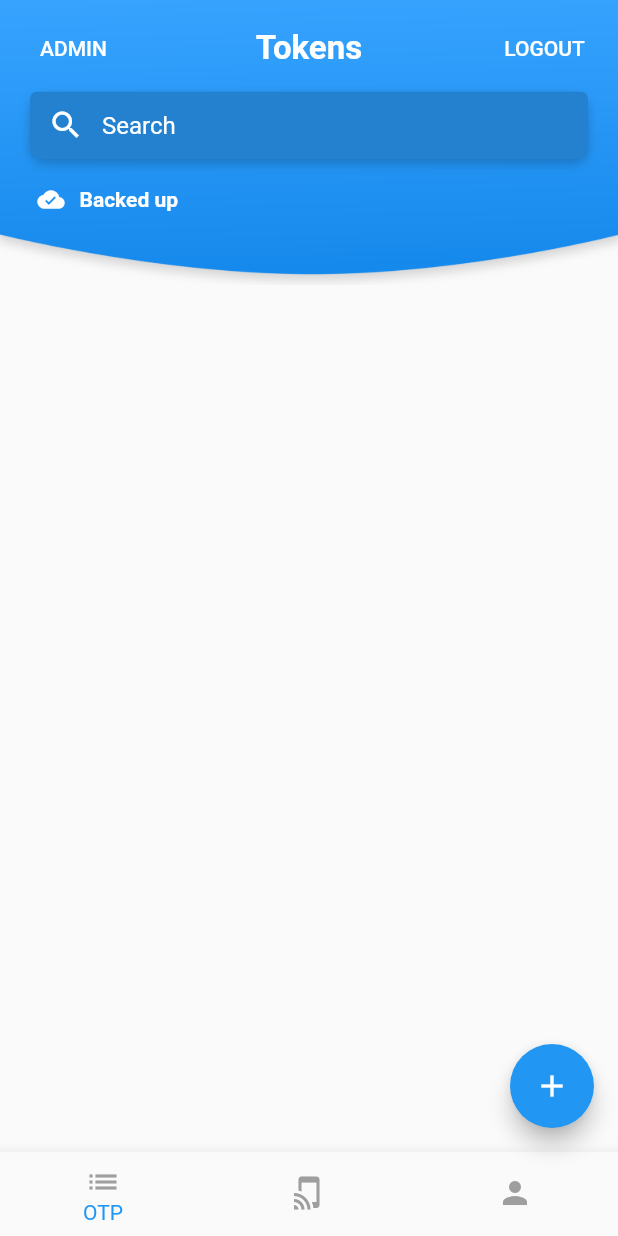
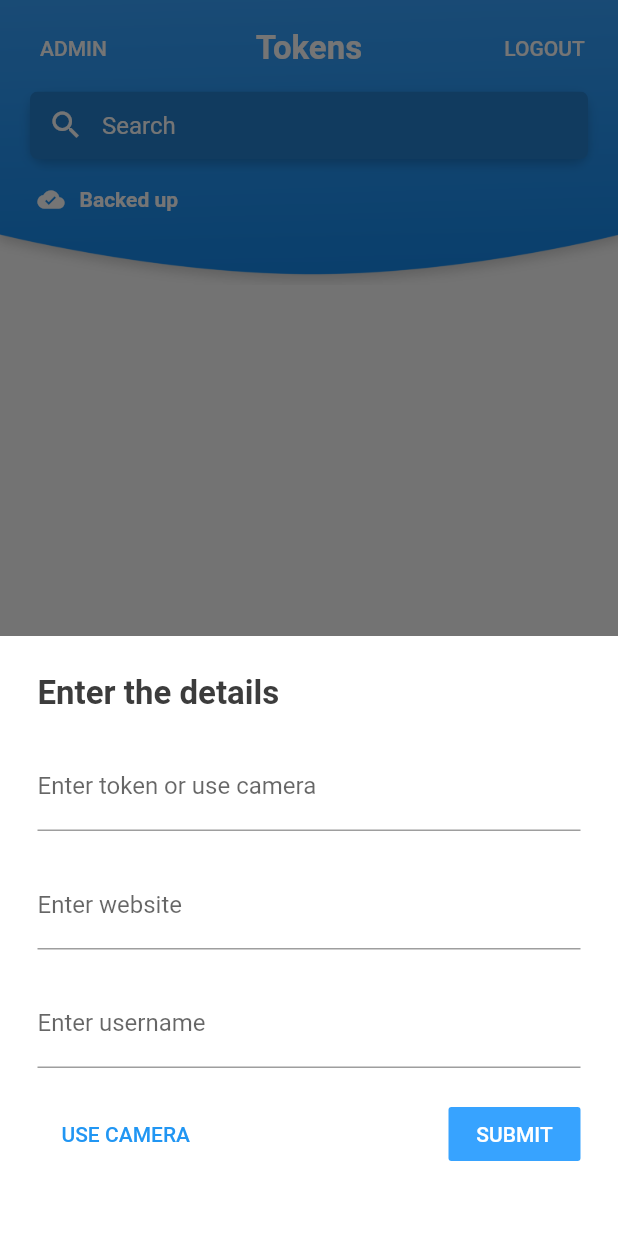
Before and after one commit to ranapushpender/totp_flutter, a Flutter app: the Panel screen opened by its route, after a tap on the "add" icon, on a phone screen of 412 x 824 dp. Run offline on Flutter 3.47's test engine with Material 2 defaults, Android fonts, the light colour scheme and no system bars; our stand-ins replace cloud_firestore, firebase_auth, flutter_secure_storage; missing offline and left inert: barcode_scan, base32, biometric_storage, flutter_statusbarcolor, otp; accounts and stored records are empty; network calls fail.

Commit message:
Major restructuring:

```diff
--- a/lib/screens/login.dart
+++ b/lib/screens/login.dart
@@ -1,5 +1,6 @@
 import 'package:flutter/material.dart';
 import "../widgets/login/login_body.dart";
+import "../authentication/auth.dart";
 
 class Login extends StatelessWidget {
   @override
--- a/lib/screens/panel.dart
+++ b/lib/screens/panel.dart
@@ -26,23 +26,20 @@ class _PanelState extends State<Panel> {
     TokenList(),
   ];
   final List<Map<String, dynamic>> navigationItems = [
-    {
-      "tag": "OTP",
-      "icon": Icons.list,
-      "title":"Tokens"
-    },
-    {
-      "tag": "Export",
-      "icon": Icons.tap_and_play,
-      "title":"Export"
-    },
-    {
-      "tag": "Support",
-      "icon": Icons.person,
-      "title":"Support"
-    },
+    {"tag": "OTP", "icon": Icons.list, "title": "Tokens"},
+    {"tag": "Export", "icon": Icons.tap_and_play, "title": "Export"},
+    {"tag": "Support", "icon": Icons.person, "title": "Support"},
   ];
 
+  Future<void> addToken(AppOTP token) async {
+    Token tk = Token.createFromOTPString(otpString: token.otpString);
+    var result = await tk.save();
+    if (result) {
+      print("TOken saved");
+    } else {
+      print("Token not saved");
+    }
+  }
 
   @override
   Widget build(BuildContext context) {
@@ -65,7 +62,6 @@ class _PanelState extends State<Panel> {
             },
           ).toList())
         ],
-
         currentIndex: this.currentIndex,
         unselectedItemColor: Colors.grey,
         showUnselectedLabels: false,
@@ -73,12 +69,19 @@ class _PanelState extends State<Panel> {
       ),
       floatingActionButton: (currentIndex == 0)
           ? FloatingActionButton(
-              onPressed: () {},
+              onPressed: () {
+                showModalBottomSheet(context: context, builder: (_){
+                  return AddBottomSheet(addToken: this.addToken,);
+                });
+              },
               child: Icon(Icons.add),
             )
           : null,
       body: Stack(alignment: Alignment.topCenter, children: <Widget>[
-        PanelHeader(title:this.navigationItems[this.currentIndex]["title"],tag: this.navigationItems[this.currentIndex]["tag"],),
+        PanelHeader(
+          title: this.navigationItems[this.currentIndex]["title"],
+          tag: this.navigationItems[this.currentIndex]["tag"],
+        ),
         this.widgets[this.currentIndex],
       ]),
     );
--- a/lib/widgets/panel/header_items/search_bar.dart
+++ b/lib/widgets/panel/header_items/search_bar.dart
@@ -1,6 +1,7 @@
 import "package:flutter/material.dart";
 
 class Searchbar extends StatelessWidget {
+
   @override
   Widget build(BuildContext context) {
     return Container(
--- a/lib/widgets/tokens/token_list.dart
+++ b/lib/widgets/tokens/token_list.dart
@@ -12,7 +12,8 @@ import "../../encryption/encryption.dart";
 
 // ***REMOVED***
 class TokenList extends StatefulWidget {
-  TokenList({Key key}) : super(key: key);
+  String searchString="";
+  TokenList({Key key,this.searchString}) : super(key: key);
 
   @override
   _TokenListState createState() => _TokenListState();
@@ -21,7 +22,6 @@ class TokenList extends StatefulWidget {
 class _TokenListState extends State<TokenList> {
   List<Token> tokens = [];
   final database = Database();
-  var searchString = TextEditingController(text: "");
 
   @override
   void initState() {
@@ -34,8 +34,7 @@ class _TokenListState extends State<TokenList> {
   }
 
   void getTokens() async {
-    await EncryptionHelper.createHelper("123456");
-    var hello = (await Database().getAllTokensStream()).listen((event) async {
+    (await Database().getAllTokensStream()).listen((event) async {
       var tokenDocuments = event.documents;
       var localTokens = await Future.wait(
         tokenDocuments.map(
@@ -47,14 +46,20 @@ class _TokenListState extends State<TokenList> {
         ),
       );
       setState(() {
-        tokens = localTokens;
+        if (this.widget.searchString != null && this.widget.searchString.trim() != "") {
+          tokens = localTokens.where((element) {
+            if (element.label.toLowerCase().contains(this.widget.searchString.toLowerCase().trim()) ||
+                element.issuer.toLowerCase().contains(this.widget.searchString.toLowerCase().trim())) {
+              return true;
+            } else {
+              return false;
+            }
+          }).toList();
+        } else {
+          tokens = localTokens;
+        }
       });
     });
-    /* var localTokens = await Database().getAllTokens();
-    setState(() {
-      tokens = localTokens;
-    });
-    print("TOkens found : $tokens");*/
   }
 
   void addTokenTest() async {}
--- a/pubspec.yaml
+++ b/pubspec.yaml
@@ -35,6 +35,7 @@ dependencies:
   cupertino_icons: ^0.1.3
   base32: ^1.1.1
   flutter_secure_storage: ^3.3.3
+  biometric_storage: ^0.3.4+5
 
 dev_dependencies:
   flutter_test:
```
Also changed, not shown: lib/authentication/auth.dart (+6 -1 lines), lib/encryption/encryption.dart (+0 -11 lines), pubspec.lock, 3 other files.
